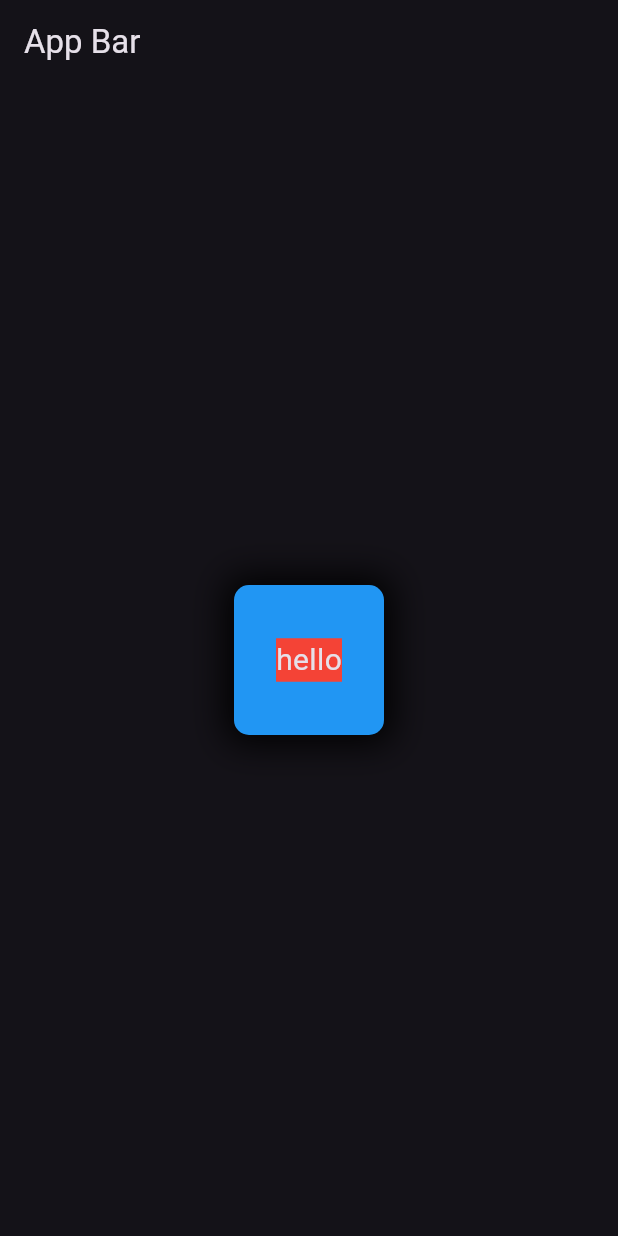
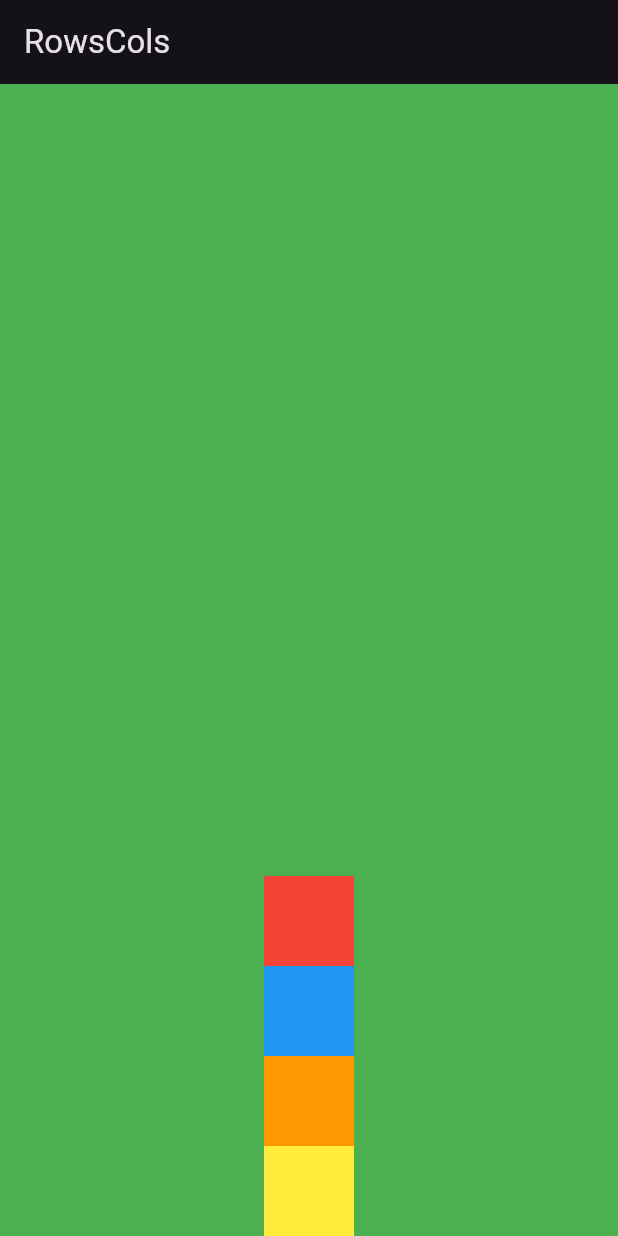
Before and after one commit to Abdulk077/flutterConcepts, a Flutter app: the screen it shows after launch, on a phone screen of 412 x 824 dp. Run offline on Flutter 3.47's test engine with Material 3 defaults, Android fonts, the phone set to English and light mode, and no system bars.

Commit message:
Learn the concept of Rows Columns And wrap in flutter

```diff
--- a/lib/main.dart
+++ b/lib/main.dart
@@ -1,4 +1,5 @@
 import 'package:flutter/material.dart';
+import 'package:flutterconcepts/widgets/rowsandcols.dart';
 
 import 'widgets/container_sized.dart';
 
@@ -12,7 +13,7 @@ class MyApp extends StatelessWidget {
         brightness: Brightness.dark,
         primaryColor: Colors.blue,
       ),
-      home: Container_Sized(),
+      home: RowsCols(),
     );
   }
 }
--- /dev/null
+++ b/lib/widgets/rowsandcols.dart
@@ -0,0 +1,67 @@
+import 'package:flutter/material.dart';
+
+class RowsCols extends StatelessWidget {
+  const RowsCols({super.key});
+
+  @override
+  Widget build(BuildContext context) {
+    // here we use mediaquery to get the size of device
+    var w = MediaQuery.of(context).size.width;
+    var h = MediaQuery.of(context).size.height;
+    return Scaffold(
+      appBar: AppBar(
+        title: Text("RowsCols"),
+      ),
+      body: Container(
+        height: h,
+        width: w,
+        color: Colors.green,
+        child: Column(
+          // for column main axis nad crossaxisalignments
+          // is work oppositely
+          mainAxisAlignment: MainAxisAlignment.end,
+          crossAxisAlignment: CrossAxisAlignment.center,
+          //Wrap(
+          //we use wrap for to avoid overflow in our frontend
+          // here we can use directioin and alignment for our wrap
+          // we use wrap when it needed ex: during
+          // taking note fram user in container
+          //direction: Axis.vertical,
+          //alignment: WrapAlignment.start,
+
+          //Row(
+
+          // this alignment is to use the how to alingn
+          //the iteam from start from end
+          // mainaxis alignment horizontal
+          //mainAxisAlignment: MainAxisAlignment.spaceEvenly,
+          //crossaxis alignment vertical
+
+          //crossAxisAlignment: CrossAxisAlignment.center ,
+          children: [
+            Container(
+              height: 60,
+              width: 60,
+              color: Colors.red,
+            ),
+            Container(
+              height: 60,
+              width: 60,
+              color: Colors.blue,
+            ),
+            Container(
+              height: 60,
+              width: 60,
+              color: Colors.orange,
+            ),
+            Container(
+              height: 60,
+              width: 60,
+              color: Colors.yellow,
+            ),
+          ],
+        ),
+      ),
+    );
+  }
+}
```
